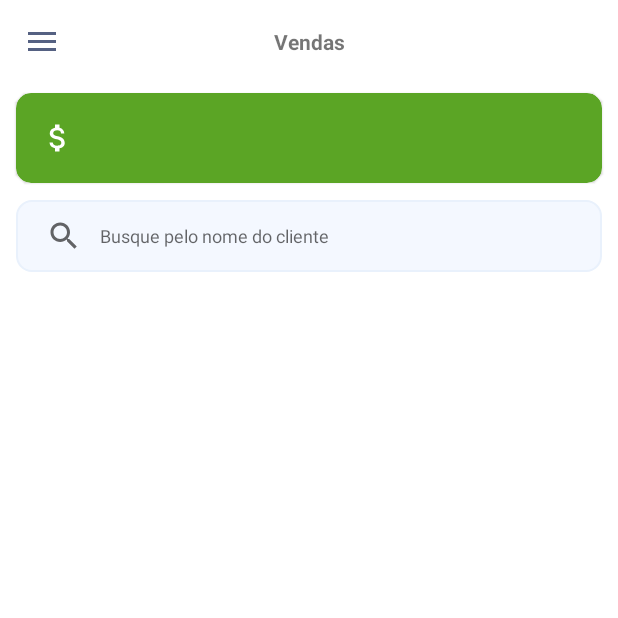
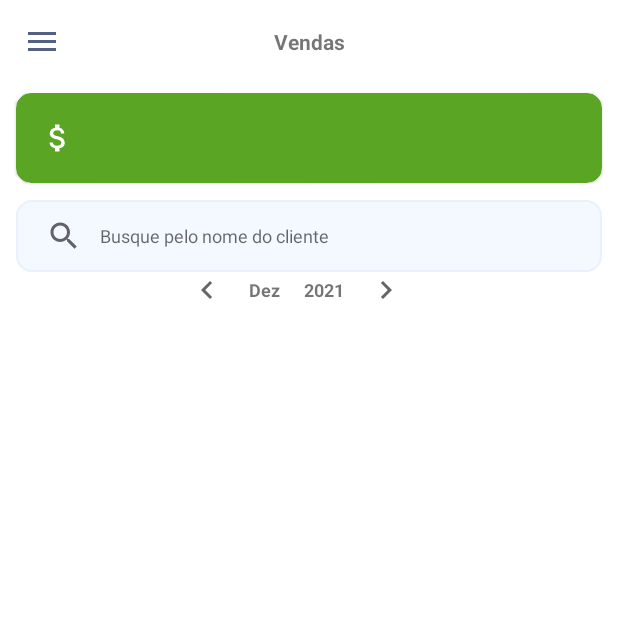
Before and after one commit to produzesistemas/vendasnow_pro, an Android app: the screen it shows after launch once a user with an empty profile is signed in (MainActivity), in the side drawer, after a tap on "Vendas", on a phone screen of 412 x 824 dp, the top half of it. Run offline under Robolectric (Android 15) with nearby library versions, the phone set to English and light mode, and no system bars; our stand-ins replace CircleImageView, Firebase (no records; nobody signed in at launch, a user with empty details on screens opened directly), Picasso, data binding, navigation-ui; 1 statement that could not run was skipped.

Commit message:
Ajuste no painel de total de vendas

```diff
--- a/app/src/main/java/com/produze/sistemas/vendasnow/vendasnowpremium/ui/adapters/AdapterSale.kt
+++ b/app/src/main/java/com/produze/sistemas/vendasnow/vendasnowpremium/ui/adapters/AdapterSale.kt
@@ -105,10 +105,14 @@ class AdapterSale(private val lst: List<Sale>, var viewModel: ViewModelSale, var
             override fun publishResults(constraint: CharSequence?, results: FilterResults?) {
                 lstFilter = results?.values as List<Sale>
                 notifyDataSetChanged()
+                viewModel.getTotalByFilter(lstFilter)
             }
 
         }
     }
 
+    fun getItems(): List<Sale> {
+        return lstFilter
+    }
 
 }
--- a/app/src/main/java/com/produze/sistemas/vendasnow/vendasnowpremium/ui/sale/FragmentSale.kt
+++ b/app/src/main/java/com/produze/sistemas/vendasnow/vendasnowpremium/ui/sale/FragmentSale.kt
@@ -19,6 +19,7 @@ import com.produze.sistemas.vendasnow.vendasnowpremium.R
 import com.produze.sistemas.vendasnow.vendasnowpremium.databinding.FragmentSaleBinding
 import com.produze.sistemas.vendasnow.vendasnowpremium.model.Sale
 import com.produze.sistemas.vendasnow.vendasnowpremium.ui.adapters.AdapterSale
+import com.produze.sistemas.vendasnow.vendasnowpremium.utils.MainUtils
 import com.produze.sistemas.vendasnow.vendasnowpremium.utils.State
 import com.produze.sistemas.vendasnow.vendasnowpremium.viewmodel.*
 import kotlinx.coroutines.flow.collectLatest
@@ -70,6 +71,7 @@ class FragmentSale : Fragment() {
 
                 override fun onQueryTextChange(newText: String?): Boolean {
                     adapterSale.filter.filter(newText)
+                    viewModel.getTotalByFilter(adapterSale.getItems())
                     return false
                 }
 
@@ -109,6 +111,16 @@ class FragmentSale : Fragment() {
 
         calendar = GregorianCalendar()
         load(calendar)
+
+        binding.btnBack.setOnClickListener {
+            calendar.add(Calendar.MONTH, -1);
+            load(calendar)
+        }
+
+        binding.btnGo.setOnClickListener {
+            calendar.add(Calendar.MONTH, 1);
+            load(calendar)
+        }
     }
 
     private val mOnNavigationItemSelectedListener = BottomNavigationView.OnNavigationItemSelectedListener { menuItem ->
@@ -122,11 +134,13 @@ class FragmentSale : Fragment() {
     }
 
     private fun load(calendar: Calendar) {
+        binding.textViewAno.text = calendar.get(Calendar.YEAR).toString()
+        binding.textViewMes.text = MainUtils.getMonth(calendar.get(Calendar.MONTH) + 1)
         lifecycleScope.launch {
             viewModel.getAllByMonthAndYear(calendar.get(Calendar.YEAR), calendar.get(Calendar.MONTH) + 1).collectLatest { state ->
                 when (state) {
                     is State.Loading -> {
-
+                        binding.progressBar.visibility = View.VISIBLE
                     }
                     is State.Success -> {
                         adapterSale  = AdapterSale((state.data as MutableList<Sale>).sortedWith(compareBy { it.salesDate }), viewModel, viewModelDetailSale)
--- a/app/src/main/res/layout/fragment_sale.xml
+++ b/app/src/main/res/layout/fragment_sale.xml
@@ -67,6 +67,63 @@
             app:layout_constraintStart_toStartOf="parent"
             app:layout_constraintTop_toBottomOf="@+id/cardView"></SearchView>
 
+        <RelativeLayout
+            android:id="@+id/relativeLayoutNavigation"
+            android:layout_width="match_parent"
+            android:layout_height="wrap_content"
+            app:layout_constraintStart_toStartOf="parent"
+            app:layout_constraintTop_toBottomOf="@+id/searchView">
+
+            <LinearLayout
+                android:layout_width="wrap_content"
+                android:layout_height="wrap_content"
+                android:layout_centerInParent="true"
+                android:orientation="horizontal">
+
+                <ImageButton
+                    android:id="@+id/btnBack"
+                    android:layout_width="wrap_content"
+                    android:layout_height="wrap_content"
+                    android:layout_marginEnd="@dimen/fab_margin"
+                    android:layout_weight="1"
+                    android:background="@android:color/transparent"
+                    android:src="@drawable/ic_baseline_keyboard_arrow_left_24" />
+
+                <TextView
+                    android:id="@+id/textViewMes"
+                    android:layout_width="wrap_content"
+                    android:layout_height="wrap_content"
+                    android:layout_marginTop="3dp"
+                    android:layout_marginEnd="@dimen/fab_margin"
+                    android:layout_weight="1"
+                    android:textSize="12sp"
+                    android:textStyle="bold" />
+
+                <TextView
+                    android:id="@+id/textViewAno"
+                    android:layout_width="wrap_content"
+                    android:layout_height="wrap_content"
+                    android:layout_marginTop="3dp"
+                    android:layout_weight="0"
+                    android:textSize="12sp"
+                    android:textStyle="bold" />
+
+                <ImageButton
+                    android:id="@+id/btnGo"
+                    android:layout_width="wrap_content"
+                    android:layout_height="wrap_content"
+                    android:layout_marginEnd="@dimen/fab_margin"
+                    android:layout_marginStart="@dimen/fab_margin"
+                    android:layout_weight="1"
+                    android:background="@android:color/transparent"
+                    android:src="@drawable/ic_baseline_keyboard_arrow_right_24" />
+
+
+            </LinearLayout>
+
+
+        </RelativeLayout>
+
         <androidx.recyclerview.widget.RecyclerView
             android:id="@+id/recyclerView"
             android:layout_width="0dp"
@@ -75,7 +132,7 @@
             app:layout_constraintBottom_toBottomOf="parent"
             app:layout_constraintEnd_toEndOf="parent"
             app:layout_constraintStart_toStartOf="parent"
-            app:layout_constraintTop_toBottomOf="@+id/searchView"
+            app:layout_constraintTop_toBottomOf="@+id/relativeLayoutNavigation"
             app:layout_constraintBottom_toTopOf="@id/bottom_nav_view"/>
 
         <ProgressBar
```
